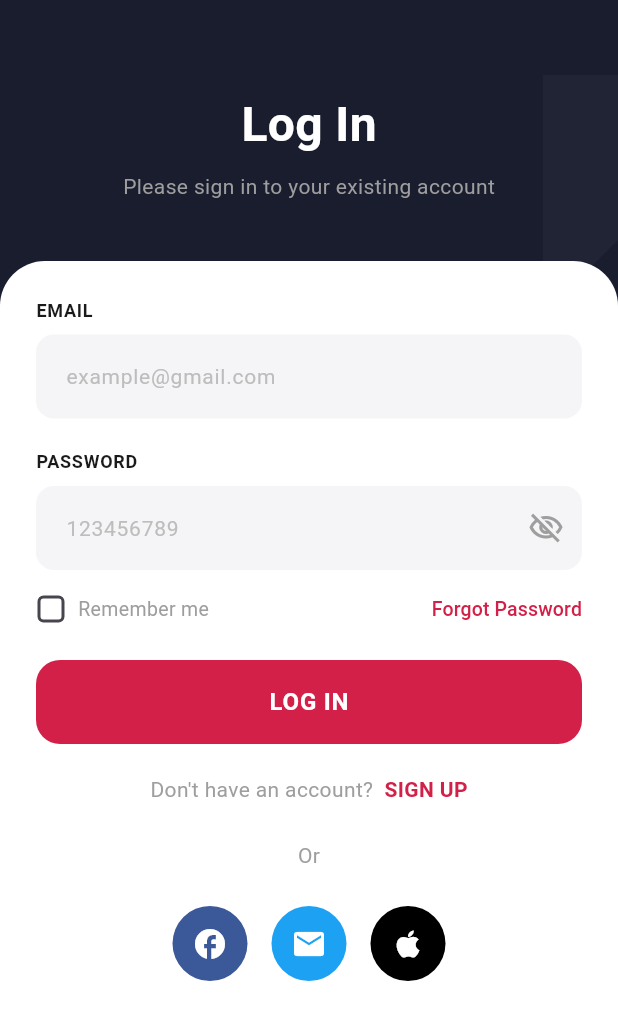
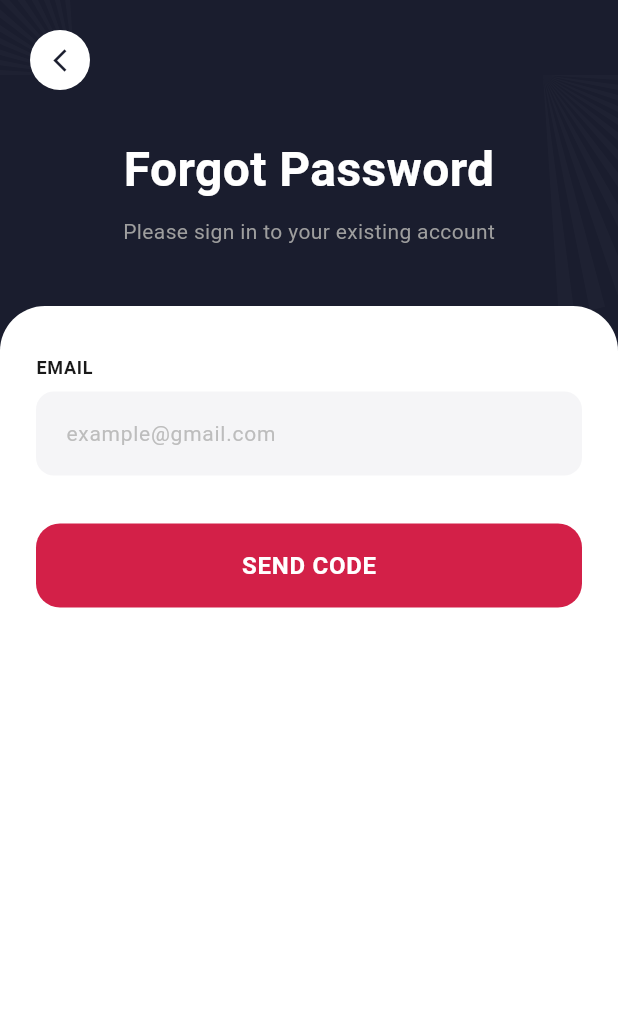
Before and after one commit to Kanjo-Elkamira-Ndi/Shayo_Frontend, a Flutter app: the screen it shows after launch, on a phone screen of 412 x 824 dp. Shown: the top 1020 px of the screen. Run offline on Flutter 3.47's test engine with Material 3 defaults, Android fonts, the light colour scheme and no system bars.

Commit message:
Forgotten Password UI done

```diff
--- a/lib/app.dart
+++ b/lib/app.dart
@@ -1,7 +1,8 @@
 import 'package:flutter/material.dart';
 // import 'core/presentation/splash_screen.dart';
 // import 'core/presentation/onboarding_screen.dart';
-import 'features/auth/login_screen.dart';
+// import 'features/auth/login_screen.dart';
+import 'features/auth/forgot_password_screen.dart';
 
 class ShayoApp extends StatelessWidget {
   const ShayoApp({super.key});
@@ -13,7 +14,8 @@
       title: "Shayo",
       // home: const SplashScreen(),
       // home: const OnboardingScreen(),
-      home: const LoginScreen(),
+      // home: const LoginScreen(),
+      home: const ForgotPasswordScreen(),
     );
   }
 }
--- /dev/null
+++ b/lib/features/auth/forgot_password_screen.dart
@@ -0,0 +1,265 @@
+import 'package:flutter/material.dart';
+import 'dart:math' as math;
+
+class ForgotPasswordScreen extends StatefulWidget {
+  const ForgotPasswordScreen({super.key});
+
+  @override
+  State<ForgotPasswordScreen> createState() => _ForgotPasswordScreenState();
+}
+
+class _ForgotPasswordScreenState extends State<ForgotPasswordScreen> {
+  final _formKey = GlobalKey<FormState>();
+  final _emailController = TextEditingController();
+
+  @override
+  void dispose() {
+    _emailController.dispose();
+    super.dispose();
+  }
+
+  void _handleSendCode() {
+    if (_formKey.currentState!.validate()) {
+      // TO-DO: Implement send code logic
+      print('Send code to: ${_emailController.text}');
+    }
+  }
+
+  @override
+  Widget build(BuildContext context) {
+    return Scaffold(
+      backgroundColor: const Color(0xFF1A1D2E),
+      body: Stack(
+        children: [
+          // Top left decorative rays
+          Positioned(
+            top: -50,
+            left: -50,
+            child: Opacity(
+              opacity: 0.2,
+              child: CustomPaint(
+                size: const Size(200, 200),
+                painter: RaysPainter(isTopLeft: true),
+              ),
+            ),
+          ),
+
+          // Top right decorative rays
+          Positioned(
+            top: -50,
+            right: -50,
+            child: Opacity(
+              opacity: 0.2,
+              child: CustomPaint(
+                size: const Size(200, 200),
+                painter: RaysPainter(isTopLeft: false),
+              ),
+            ),
+          ),
+
+          SafeArea(
+            child: Column(
+              children: [
+                // Top section with dark background
+                Padding(
+                  padding: const EdgeInsets.symmetric(horizontal: 20.0),
+                  child: Column(
+                    children: [
+                      const SizedBox(height: 20),
+
+                      // Back button
+                      Align(
+                        alignment: Alignment.centerLeft,
+                        child: GestureDetector(
+                          onTap: () {
+                            Navigator.pop(context);
+                          },
+                          child: Container(
+                            width: 40,
+                            height: 40,
+                            decoration: BoxDecoration(
+                              color: Colors.white,
+                              shape: BoxShape.circle,
+                            ),
+                            child: const Icon(
+                              Icons.arrow_back_ios_new,
+                              color: Color(0xFF1A1D2E),
+                              size: 18,
+                            ),
+                          ),
+                        ),
+                      ),
+
+                      const SizedBox(height: 30),
+
+                      // Title
+                      const Text(
+                        'Forgot Password',
+                        style: TextStyle(
+                          fontSize: 32,
+                          fontWeight: FontWeight.bold,
+                          color: Colors.white,
+                        ),
+                      ),
+
+                      const SizedBox(height: 8),
+
+                      // Subtitle
+                      const Text(
+                        'Please sign in to your existing account',
+                        style: TextStyle(
+                          fontSize: 14,
+                          color: Color(0xFF9E9E9E),
+                        ),
+                      ),
+
+                      const SizedBox(height: 40),
+                    ],
+                  ),
+                ),
+
+                // Form container - fills remaining space
+                Expanded(
+                  child: Container(
+                    width: double.infinity,
+                    padding: const EdgeInsets.fromLTRB(24, 32, 24, 24),
+                    decoration: const BoxDecoration(
+                      color: Colors.white,
+                      borderRadius: BorderRadius.only(
+                        topLeft: Radius.circular(30),
+                        topRight: Radius.circular(30),
+                      ),
+                    ),
+                    child: SingleChildScrollView(
+                      child: Form(
+                        key: _formKey,
+                        child: Column(
+                          crossAxisAlignment: CrossAxisAlignment.start,
+                          children: [
+                            // Email field
+                            const Text(
+                              'EMAIL',
+                              style: TextStyle(
+                                fontSize: 12,
+                                fontWeight: FontWeight.w600,
+                                color: Color(0xFF1A1A1A),
+                                letterSpacing: 0.5,
+                              ),
+                            ),
+                            const SizedBox(height: 8),
+                            TextFormField(
+                              controller: _emailController,
+                              keyboardType: TextInputType.emailAddress,
+                              decoration: InputDecoration(
+                                hintText: 'example@gmail.com',
+                                hintStyle: const TextStyle(
+                                  color: Color(0xFFBDBDBD),
+                                  fontSize: 14,
+                                ),
+                                filled: true,
+                                fillColor: const Color(0xFFF5F5F7),
+                                border: OutlineInputBorder(
+                                  borderRadius: BorderRadius.circular(12),
+                                  borderSide: BorderSide.none,
+                                ),
+                                contentPadding: const EdgeInsets.symmetric(
+                                  horizontal: 16,
+                                  vertical: 16,
+                                ),
+                              ),
+                              validator: (value) {
+                                if (value == null || value.isEmpty) {
+                                  return 'Please enter your email';
+                                }
+                                if (!value.contains('@')) {
+                                  return 'Please enter a valid email';
+                                }
+                                return null;
+                              },
+                            ),
+
+                            const SizedBox(height: 32),
+
+                            // Send code button
+                            SizedBox(
+                              width: double.infinity,
+                              height: 56,
+                              child: ElevatedButton(
+                                onPressed: _handleSendCode,
+                                style: ElevatedButton.styleFrom(
+                                  backgroundColor: const Color(0xFFD32048),
+                                  foregroundColor: Colors.white,
+                                  elevation: 0,
+                                  shape: RoundedRectangleBorder(
+                                    borderRadius: BorderRadius.circular(16),
+                                  ),
+                                ),
+                                child: const Text(
+                                  'SEND CODE',
+                                  style: TextStyle(
+                                    fontSize: 16,
+                                    fontWeight: FontWeight.w600,
+                                    letterSpacing: 0.5,
+                                  ),
+                                ),
+                              ),
+                            ),
+                          ],
+                        ),
+                      ),
+                    ),
+                  ),
+                ),
+              ],
+            ),
+          ),
+        ],
+      ),
+    );
+  }
+}
+
+class RaysPainter extends CustomPainter {
+  final bool isTopLeft;
+
+  RaysPainter({required this.isTopLeft});
+
+  @override
+  void paint(Canvas canvas, Size size) {
+    final paint = Paint()
+      ..color = Colors.white.withOpacity(0.1)
+      ..style = PaintingStyle.fill;
+
+    final center = Offset(size.width / 2, size.height / 2);
+    final radius = size.width * 0.8;
+
+    const rayCount = 24;
+    final startAngle = isTopLeft ? math.pi : 0.0;
+    const sweepAngle = math.pi / 2;
+    const angleStep = sweepAngle / rayCount;
+
+    for (int i = 0; i < rayCount; i++) {
+      if (i % 2 == 0) {
+        final angle1 = startAngle + (i * angleStep);
+        final angle2 = startAngle + ((i + 1) * angleStep);
+
+        final path = Path()
+          ..moveTo(center.dx, center.dy)
+          ..lineTo(
+            center.dx + radius * math.cos(angle1),
+            center.dy + radius * math.sin(angle1),
+          )
+          ..lineTo(
+            center.dx + radius * math.cos(angle2),
+            center.dy + radius * math.sin(angle2),
+          )
+          ..close();
+
+        canvas.drawPath(path, paint);
+      }
+    }
+  }
+
+  @override
+  bool shouldRepaint(covariant CustomPainter oldDelegate) => false;
+}
```
